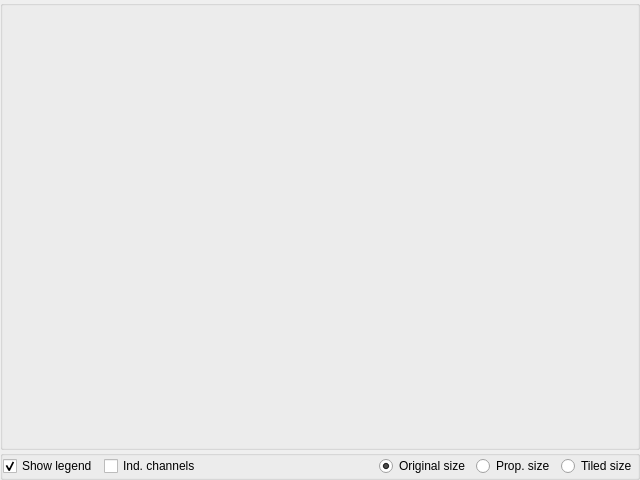
Qt form GUI/Qt/UImagesWidget.ui (aicommunity/Rdk) before a commit.
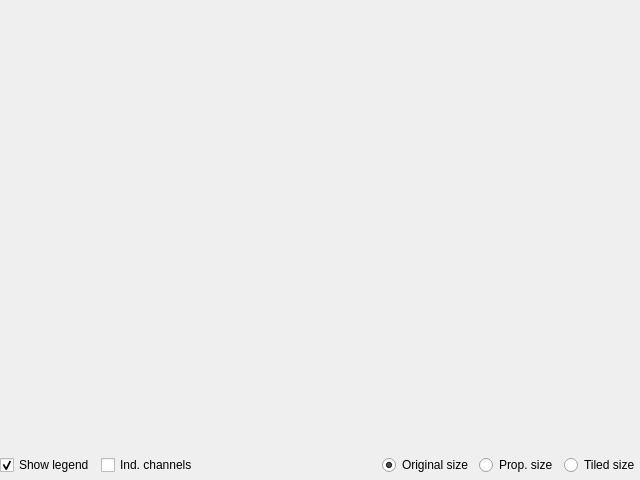
The same form after that commit.

Commit message: Gui/Qt: UCreateTestWidget now generate XML files, UTestManager added in pro-file

Diff of the .ui file:
```diff
--- a/GUI/Qt/UImagesWidget.ui
+++ b/GUI/Qt/UImagesWidget.ui
@@ -33,13 +33,10 @@
     <number>0</number>
    </property>
    <item>
-    <widget class="QGroupBox" name="groupBoxImages">
+    <widget class="QFrame" name="frameImages">
      <property name="contextMenuPolicy">
       <enum>Qt::ActionsContextMenu</enum>
      </property>
-     <property name="title">
-      <string/>
-     </property>
      <layout class="QGridLayout" name="gridLayoutImages">
       <property name="leftMargin">
        <number>0</number>
@@ -60,16 +57,13 @@
     </widget>
    </item>
    <item>
-    <widget class="QGroupBox" name="groupBox">
+    <widget class="QFrame" name="frame">
      <property name="maximumSize">
       <size>
        <width>16777215</width>
        <height>30</height>
       </size>
      </property>
-     <property name="title">
-      <string/>
-     </property>
      <layout class="QHBoxLayout" name="horizontalLayout">
       <property name="leftMargin">
        <number>0</number>
```
The commit also changes 5 other files.
